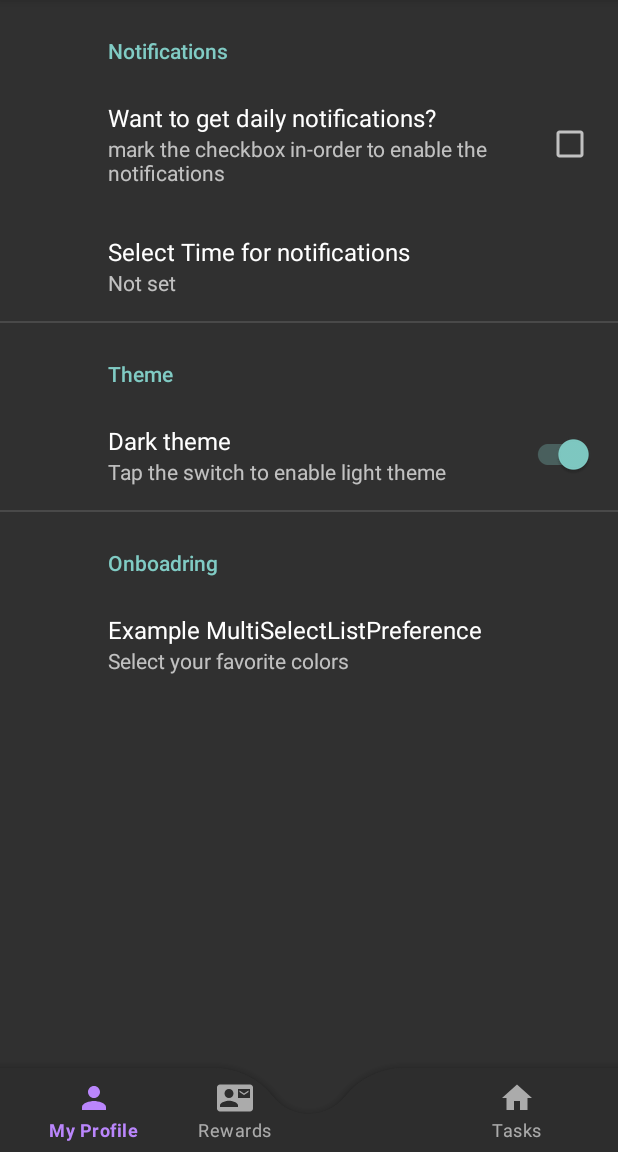
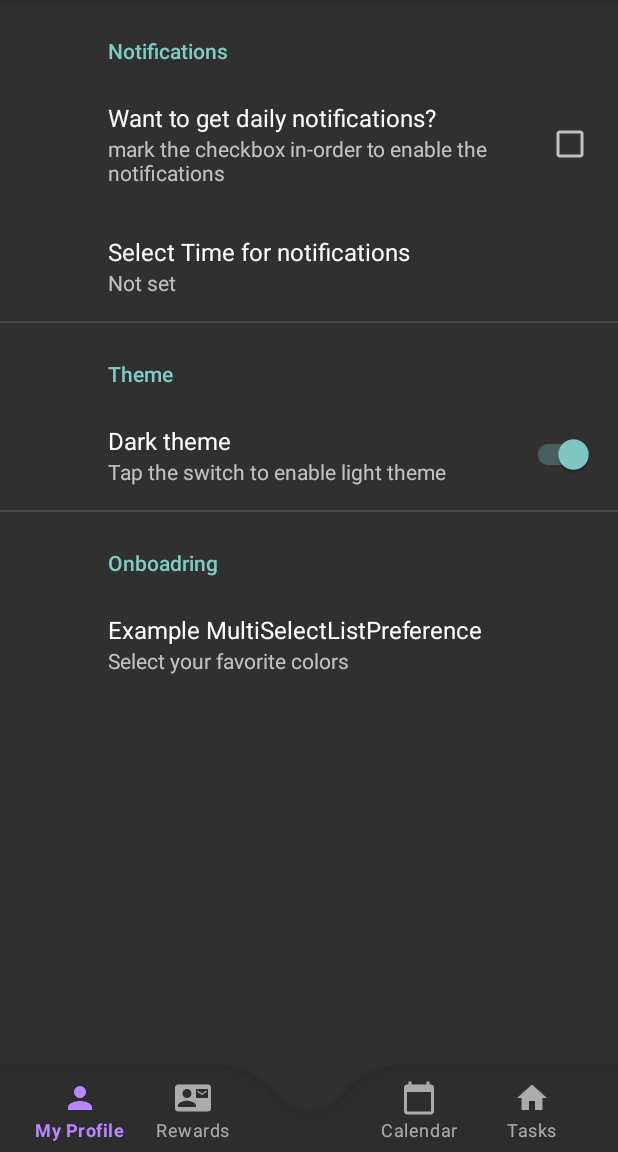
Before and after one commit to OfekiAlm/SoloBeast, an Android app: the MainActivity screen opened directly, with no data from a screen before it, after a tap on "Settings", on a phone screen of 412 x 824 dp, the part 84-1236 px from its top. Run offline under Robolectric (Android 15) with nearby library versions, the phone set to English and light mode, and no system bars; our stand-ins replace Firebase (no records; nobody signed in at launch, a user with empty details on screens opened directly), androidx.preference; 4 statements that could not run were skipped; 1 other tap on this screen came first.

Commit message:
jitpack configuration added and calendar to bottombar

```diff
--- a/app/build.gradle
+++ b/app/build.gradle
@@ -32,6 +32,7 @@ android {
 }
 
 dependencies {
+    implementation 'com.github.prolificinteractive:material-calendarview:2.0.0'
     implementation 'androidx.preference:preference:1.1.1'
     implementation 'de.hdodenhof:circleimageview:3.1.0'
     implementation "androidx.recyclerview:recyclerview:1.2.1"
--- /dev/null
+++ b/app/src/main/res/drawable/baseline_calendar_today_24.xml
@@ -0,0 +1,5 @@
+<vector android:height="24dp" android:tint="#000000"
+    android:viewportHeight="24" android:viewportWidth="24"
+    android:width="24dp" xmlns:android="http://schemas.android.com/apk/res/android">
+    <path android:fillColor="@android:color/white" android:pathData="M20,3h-1L19,1h-2v2L7,3L7,1L5,1v2L4,3c-1.1,0 -2,0.9 -2,2v16c0,1.1 0.9,2 2,2h16c1.1,0 2,-0.9 2,-2L22,5c0,-1.1 -0.9,-2 -2,-2zM20,21L4,21L4,8h16v13z"/>
+</vector>
--- a/app/src/main/res/menu/bottom_bar_navigation.xml
+++ b/app/src/main/res/menu/bottom_bar_navigation.xml
@@ -21,6 +21,11 @@
         android:enabled="false"/>
 
     <item
+        android:id="@+id/calendar"
+        android:icon="@drawable/baseline_calendar_today_24"
+        android:title="Calendar"
+        android:contentDescription="calendar"/>
+    <item
         android:id="@+id/homescreen"
         android:icon="@drawable/ic_baseline_home"
         android:title="Tasks"
--- a/gradle.properties
+++ b/gradle.properties
@@ -19,3 +19,4 @@ android.useAndroidX=true
 # resources declared in the library itself and none from the library's dependencies,
 # thereby reducing the size of the R class for that library
 android.nonTransitiveRClass=true
+android.enableJetifier=true
--- a/settings.gradle
+++ b/settings.gradle
@@ -2,6 +2,7 @@ pluginManagement {
     repositories {
         gradlePluginPortal()
         google()
+        maven { url "https://jitpack.io" }
         mavenCentral()
     }
 }
@@ -9,6 +10,7 @@ dependencyResolutionManagement {
     repositoriesMode.set(RepositoriesMode.FAIL_ON_PROJECT_REPOS)
     repositories {
         google()
+        maven { url "https://jitpack.io" }
         mavenCentral()
     }
 }
```
